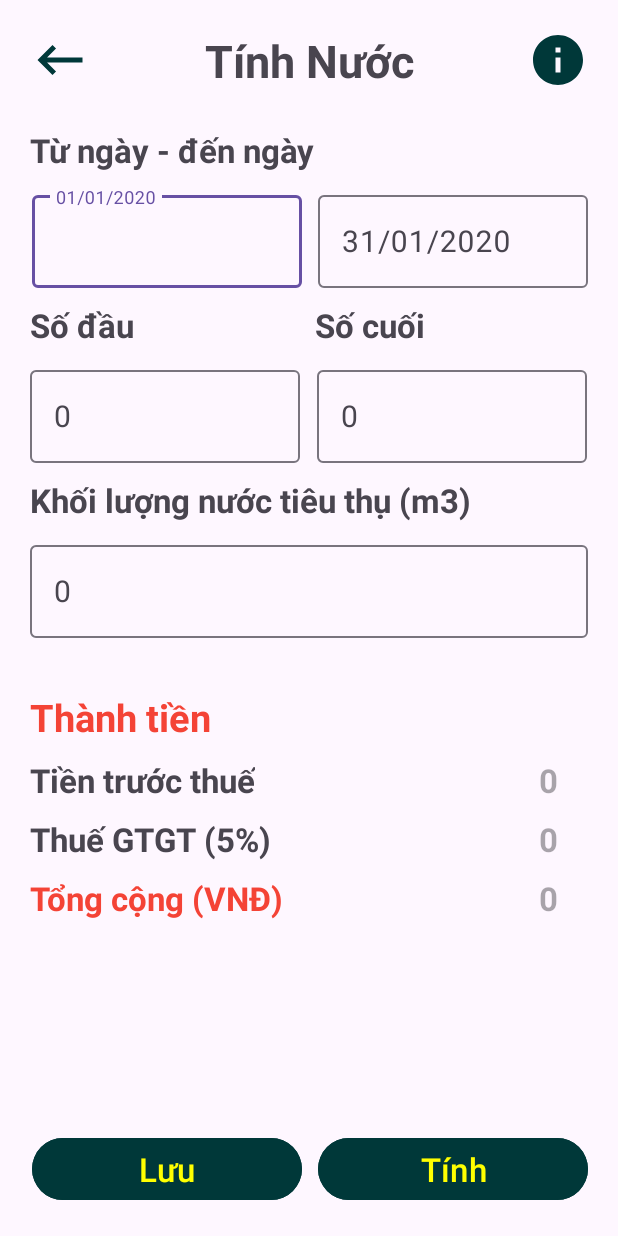
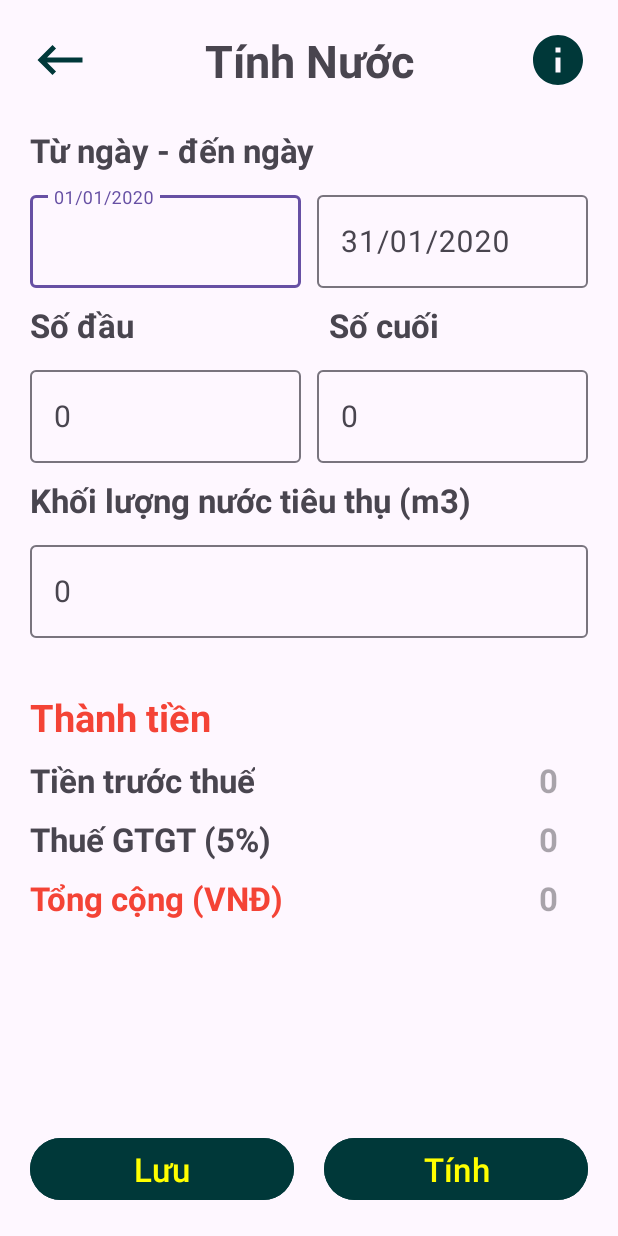
Before and after one commit to QuocViet132/DienNuocApp, an Android app: the screen it shows after launch (WaterBillActivity), after a tap on "Tính Nước", on a phone screen of 412 x 824 dp. Run offline under Robolectric (Android 15) with nearby library versions, the phone set to English and light mode, and no system bars; our stand-ins replace data binding; 8 statements that could not run were skipped.

Commit message:
fix bugs and optimiste UI

```diff
--- a/app/src/main/java/com/example/vietbills/model/ElectricityBillActivity.java
+++ b/app/src/main/java/com/example/vietbills/model/ElectricityBillActivity.java
@@ -84,7 +84,8 @@ public class ElectricityBillActivity extends AppCompatActivity {
     }
 
     private boolean checkValueBeforeSave() {
-        if (TextUtils.isEmpty(mActivityElectricityBillBinding.tvPriceTotalElectric.getText().toString())) {
+        if (TextUtils.isEmpty(mActivityElectricityBillBinding.tvPriceTotalElectric.getText().toString())
+                || mActivityElectricityBillBinding.tvPriceTotalElectric.getText().toString().equals("0")) {
             Toast.makeText(this,"Hãy thực hiện tính toán trước khi lưu",Toast.LENGTH_SHORT).show();
             return false;
         }
--- a/app/src/main/java/com/example/vietbills/model/SplashActivity.java
+++ b/app/src/main/java/com/example/vietbills/model/SplashActivity.java
@@ -26,7 +26,7 @@ public class SplashActivity extends AppCompatActivity {
                 startActivity(intentMoveToHome);
                 finish();
             }
-        },5000);
+        },3000);
     }
 
     @Override
--- a/app/src/main/java/com/example/vietbills/model/WaterBillActivity.java
+++ b/app/src/main/java/com/example/vietbills/model/WaterBillActivity.java
@@ -79,7 +79,8 @@ public class WaterBillActivity extends AppCompatActivity {
     }
 
     private boolean checkValueBeforeSave() {
-        if (TextUtils.isEmpty(activityWaterBillBinding.tvPriceTotalWater.getText().toString())) {
+        if (TextUtils.isEmpty(activityWaterBillBinding.tvPriceTotalWater.getText().toString())
+                || activityWaterBillBinding.tvPriceTotalWater.getText().toString().equals("0")) {
             Toast.makeText(this,"Hãy thực hiện tính toán trước khi lưu",Toast.LENGTH_SHORT).show();
             return false;
         }
--- a/app/src/main/res/layout/activity_water_bill.xml
+++ b/app/src/main/res/layout/activity_water_bill.xml
@@ -18,6 +18,13 @@
             android:layout_width="match_parent"
             android:layout_height="match_parent"
             android:padding="20dp">
+
+            <androidx.constraintlayout.widget.Guideline
+                android:id="@+id/divide_screen"
+                android:layout_width="wrap_content"
+                android:layout_height="wrap_content"
+                android:orientation="vertical"
+                app:layout_constraintGuide_percent="0.5"/>
 
             <TextView
                 android:id="@+id/tv_title_electricity"
@@ -61,11 +68,11 @@
 
             <com.google.android.material.textfield.TextInputLayout
                 android:id="@+id/textInputLayout"
-                android:layout_width="180dp"
-                android:layout_height="0dp"
+                android:layout_width="0dp"
+                android:layout_height="wrap_content"
                 android:layout_marginTop="10dp"
-                android:layout_marginEnd="10dp"
-                app:layout_constraintEnd_toStartOf="@+id/textInputLayout2"
+                android:layout_marginEnd="5dp"
+                app:layout_constraintEnd_toStartOf="@+id/divide_screen"
                 app:layout_constraintStart_toStartOf="parent"
                 app:layout_constraintTop_toBottomOf="@+id/tv_date">
 
@@ -74,17 +81,19 @@
                     android:layout_width="match_parent"
                     android:layout_height="match_parent"
                     android:hint="01/01/2020"
+                    android:inputType="datetime|date"
                     android:text="@={WaterBillViewModel.startDate}"
-                    android:inputType="datetime|date"
                     android:textSize="20sp" />
             </com.google.android.material.textfield.TextInputLayout>
 
             <com.google.android.material.textfield.TextInputLayout
                 android:id="@+id/textInputLayout2"
-                android:layout_width="180dp"
-                android:layout_height="0dp"
+                android:layout_width="0dp"
+                android:layout_height="wrap_content"
+                android:layout_marginStart="5dp"
                 android:layout_marginTop="10dp"
                 app:layout_constraintEnd_toEndOf="parent"
+                app:layout_constraintStart_toStartOf="@+id/divide_screen"
                 app:layout_constraintTop_toBottomOf="@+id/tv_date">
 
                 <com.google.android.material.textfield.TextInputEditText
@@ -92,8 +101,8 @@
                     android:layout_width="match_parent"
                     android:layout_height="wrap_content"
                     android:hint="31/01/2020"
+                    android:inputType="datetime|date"
                     android:text="@={WaterBillViewModel.endDate}"
-                    android:inputType="datetime|date"
                     android:textSize="20sp" />
             </com.google.android.material.textfield.TextInputLayout>
 
@@ -116,16 +125,19 @@
                 android:text="@string/secondNumber"
                 android:textSize="22sp"
                 android:textStyle="bold"
+                android:layout_marginStart="5dp"
                 app:layout_constraintEnd_toEndOf="parent"
                 app:layout_constraintHorizontal_bias="0.073"
-                app:layout_constraintStart_toEndOf="@+id/textInputLayout"
+                app:layout_constraintStart_toStartOf="@+id/divide_screen"
                 app:layout_constraintTop_toBottomOf="@+id/textInputLayout2" />
 
             <com.google.android.material.textfield.TextInputLayout
                 android:id="@+id/textInputLayout3"
-                android:layout_width="180dp"
-                android:layout_height="0dp"
+                android:layout_width="0dp"
+                android:layout_height="wrap_content"
                 android:layout_marginTop="10dp"
+                android:layout_marginEnd="5dp"
+                app:layout_constraintEnd_toStartOf="@+id/divide_screen"
                 app:layout_constraintStart_toStartOf="parent"
                 app:layout_constraintTop_toBottomOf="@+id/textView4">
 
@@ -133,25 +145,26 @@
                     android:layout_width="match_parent"
                     android:layout_height="wrap_content"
                     android:hint="@string/default_value"
+                    android:inputType="number"
                     android:text="@={WaterBillViewModel.firstNumber}"
-                    android:inputType="number"
                     android:textSize="20sp" />
             </com.google.android.material.textfield.TextInputLayout>
 
             <com.google.android.material.textfield.TextInputLayout
-                android:layout_width="180dp"
-                android:layout_height="0dp"
+                android:layout_width="0dp"
+                android:layout_height="wrap_content"
                 android:layout_marginTop="10dp"
+                android:layout_marginStart="5dp"
                 app:layout_constraintEnd_toEndOf="parent"
-                app:layout_constraintStart_toStartOf="@+id/textView5"
+                app:layout_constraintStart_toStartOf="@+id/divide_screen"
                 app:layout_constraintTop_toBottomOf="@+id/textView5">
 
                 <com.google.android.material.textfield.TextInputEditText
                     android:layout_width="match_parent"
                     android:layout_height="wrap_content"
                     android:hint="@string/default_value"
+                    android:inputType="number"
                     android:text="@={WaterBillViewModel.secondNumber}"
-                    android:inputType="number"
                     android:textSize="20sp" />
             </com.google.android.material.textfield.TextInputLayout>
 
@@ -168,9 +181,10 @@
 
             <com.google.android.material.textfield.TextInputLayout
                 android:id="@+id/textInputLayout4"
-                android:layout_width="match_parent"
-                android:layout_height="0dp"
+                android:layout_width="0dp"
+                android:layout_height="wrap_content"
                 android:layout_marginTop="10dp"
+                app:layout_constraintEnd_toEndOf="parent"
                 app:layout_constraintStart_toStartOf="parent"
                 app:layout_constraintTop_toBottomOf="@+id/textView6">
 
@@ -178,6 +192,7 @@
                     android:layout_width="match_parent"
                     android:layout_height="wrap_content"
                     android:hint="@string/default_value"
+                    android:inputType="number"
                     android:text="@={WaterBillViewModel.totalAmountWater}"
                     android:textSize="20sp" />
             </com.google.android.material.textfield.TextInputLayout>
@@ -196,27 +211,29 @@
 
             <Button
                 android:id="@+id/btn_save"
-                android:layout_width="180dp"
-                android:layout_height="0dp"
-                android:layout_marginEnd="10dp"
+                android:layout_width="0dp"
+                android:layout_height="wrap_content"
                 android:backgroundTint="@color/custom_green"
                 android:text="@string/button_save"
                 android:textColor="@color/custom_yellow"
                 android:textSize="22sp"
+                android:layout_marginEnd="10dp"
                 app:layout_constraintBottom_toBottomOf="parent"
-                app:layout_constraintEnd_toStartOf="@+id/btnCalculate"
+                app:layout_constraintEnd_toStartOf="@+id/divide_screen"
                 app:layout_constraintStart_toStartOf="parent" />
 
             <Button
                 android:id="@+id/btnCalculate"
-                android:layout_width="180dp"
-                android:layout_height="0dp"
+                android:layout_width="0dp"
+                android:layout_height="wrap_content"
                 android:backgroundTint="@color/custom_green"
                 android:text="@string/button_calculate"
                 android:textColor="@color/custom_yellow"
                 android:textSize="22sp"
+                android:layout_marginStart="10dp"
                 app:layout_constraintBottom_toBottomOf="parent"
-                app:layout_constraintEnd_toEndOf="parent" />
+                app:layout_constraintEnd_toEndOf="parent"
+                app:layout_constraintStart_toStartOf="@+id/divide_screen" />
 
             <TextView
                 android:id="@+id/textView8"
--- a/app/src/main/res/values/strings.xml
+++ b/app/src/main/res/values/strings.xml
@@ -39,10 +39,10 @@
     <string name="detail">Theo quyết định số 1062/QĐ-BCT giá bán lẻ điện cho sinh hoạt được tính như sau:</string>
 
     <!-- Statistic Total Fragment -->
-    <string name="title_statistic_total">Tổng số tiền thanh toán</string>
+    <string name="title_statistic_total">Tổng số tiền thu</string>
 
     <!-- Statistic Average Fragment -->
-    <string name="title_statistic_average">Số tiền trung bình\nmỗi tháng</string>
+    <string name="title_statistic_average">Trung bình mỗi tháng</string>
 
     <!-- item history -->
     <string name="electric_amount">Điện năng tiêu thụ (kWh)</string>
```
Also changed, not shown: app/src/main/res/layout/activity_electricity_bill.xml (+44 -27 lines), app/src/main/res/layout/activity_statistic.xml (+27 -9 lines), 8 other files.
